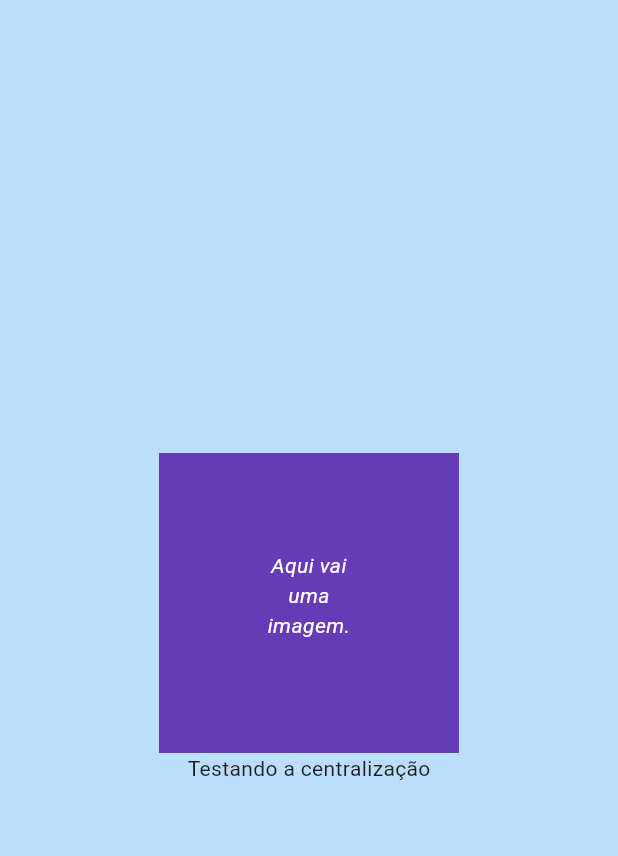
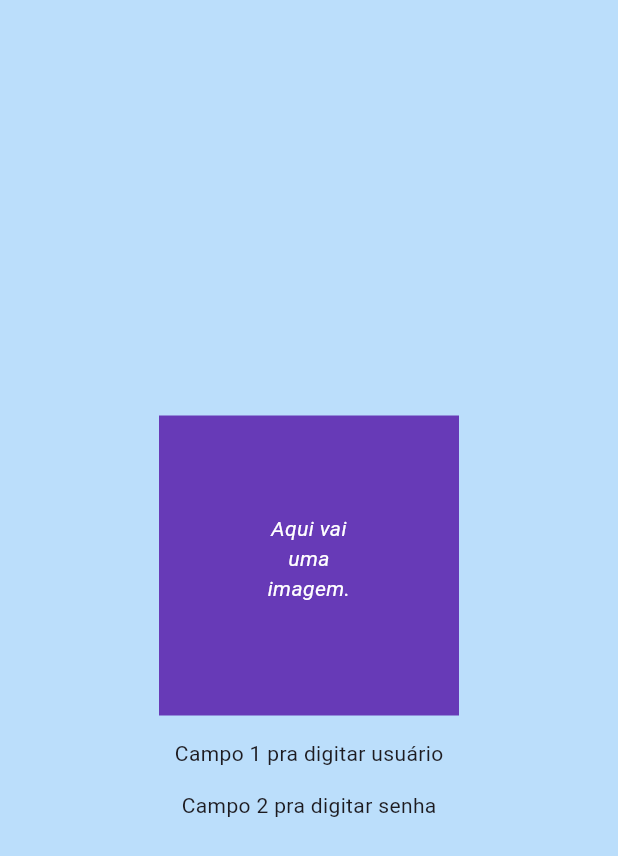
Before and after one commit to devtechpr0/ProjetoAuthentication, a Flutter app: the screen it shows after launch, on a phone screen of 412 x 824 dp. Shown: the top 856 px of the screen. Run offline on Flutter 3.47's test engine with Material 3 defaults, Android fonts, the phone set to English and light mode, and no system bars.

Commit message:
commit de teste

```diff
--- a/lib/main.dart
+++ b/lib/main.dart
@@ -29,7 +29,14 @@
                       color: Colors.white, fontStyle: FontStyle.italic),
                 ),
               ),
-              const Text('Testando a centralização'),
+              const SizedBox(
+                height: 15,
+              ),
+              const Text('Campo 1 pra digitar usuário'),
+              const SizedBox(
+                height: 15,
+              ),
+              const Text('Campo 2 pra digitar senha')
             ],
           ),
         ),
```
